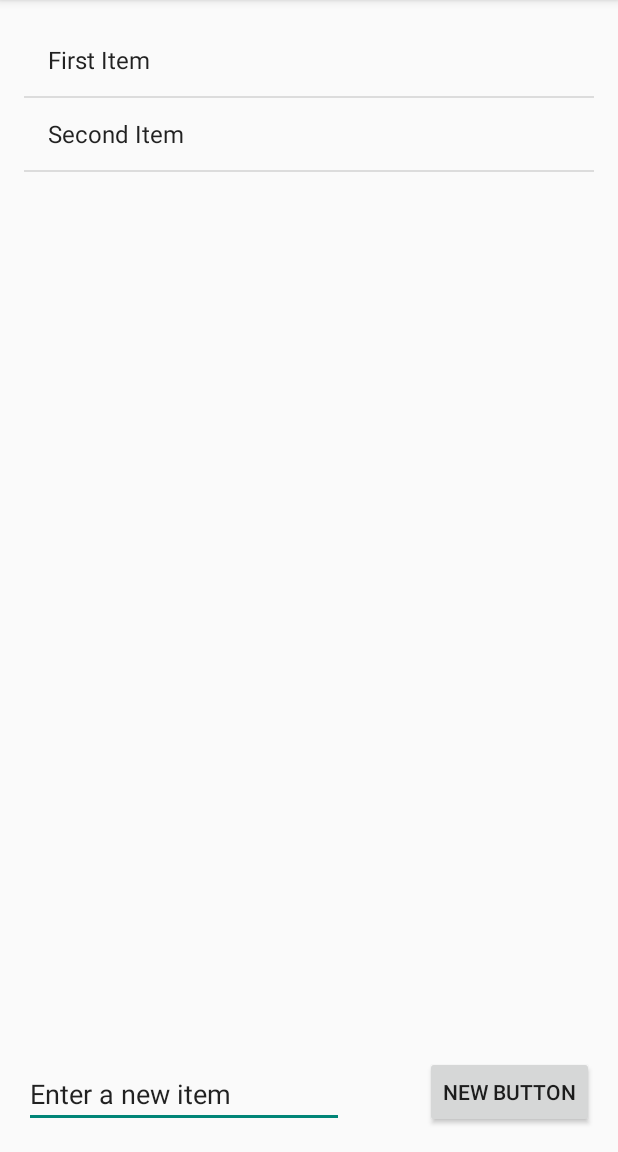
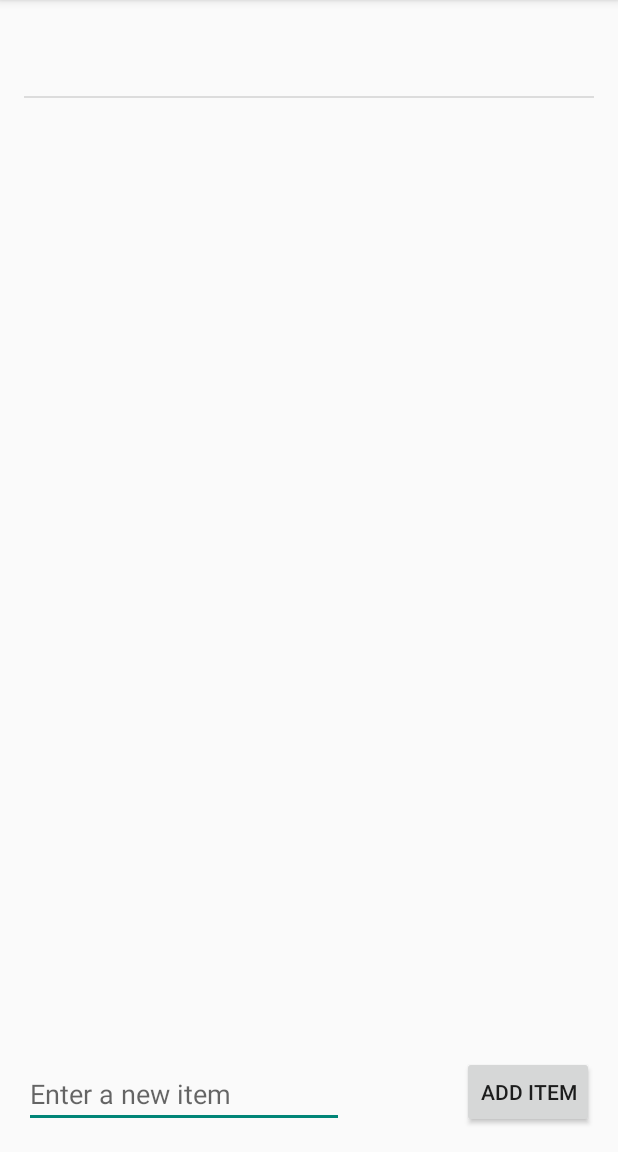
Before and after one commit to williscool/SimpleTodo, an Android app: the screen it shows after launch (MainActivity), in the options menu, after a tap on "Settings", on a phone screen of 412 x 824 dp, the part 84-1236 px from its top. Run offline under Robolectric (Android 15) with nearby library versions, the phone set to English and light mode, and no system bars.

Commit message:
finish create and delete of todo app
also:
 - changed the text in the editview to a hint. better ui

```diff
--- a/app/src/main/java/com/upscalews/will/simpletodo/MainActivity.java
+++ b/app/src/main/java/com/upscalews/will/simpletodo/MainActivity.java
@@ -10,6 +10,10 @@ import android.widget.ArrayAdapter;
 import android.widget.EditText;
 import android.widget.ListView;
 
+import org.apache.commons.io.FileUtils;
+
+import java.io.File;
+import java.io.IOException;
 import java.util.ArrayList;
 
 
@@ -25,13 +29,12 @@ public class MainActivity extends ActionBarActivity {
         setContentView(R.layout.activity_main);
 
         listViewItems = (ListView) findViewById(R.id.listView);
-        items = new ArrayList<String>();
+
+        items = readItems();
+
         itemsAdapter = new ArrayAdapter<String>(this, android.R.layout.simple_list_item_1, items);
 
         listViewItems.setAdapter(itemsAdapter);
-
-        items.add("First Item");
-        items.add("Second Item");
 
         listViewItems.setOnItemLongClickListener(
                 new AdapterView.OnItemLongClickListener() {
@@ -41,6 +44,7 @@ public class MainActivity extends ActionBarActivity {
 
                     items.remove(position);
                     itemsAdapter.notifyDataSetChanged();
+                    writeItems(items);
                     return true;
                 }
 
@@ -76,5 +80,29 @@ public class MainActivity extends ActionBarActivity {
 
         itemsAdapter.add(itemText);
         etNewItem.setText("");
+        writeItems(items);
+    }
+
+    ArrayList<String> readItems(){
+        File filesDir = getFilesDir();
+        File todoFile = new File(filesDir,"todo.txt");
+
+        try {
+            return (ArrayList<String>) FileUtils.readLines(todoFile) ;
+        } catch (IOException e){
+            e.printStackTrace();
+            return new ArrayList<String>();
+        }
+    }
+
+    private void writeItems(ArrayList<String> itms){
+        File filesDir = getFilesDir();
+        File todoFile = new File(filesDir,"todo.txt");
+
+        try {
+            FileUtils.writeLines(todoFile, itms);
+        } catch (IOException e){
+            e.printStackTrace();
+        }
     }
 }
--- a/app/src/main/res/layout/activity_main.xml
+++ b/app/src/main/res/layout/activity_main.xml
@@ -13,7 +13,7 @@
         android:layout_alignParentBottom="true"
         android:layout_alignParentRight="true"
         android:layout_alignParentEnd="true"
-        android:clickable="false" />
+        android:onClick="onAddItem" />
 
     <ListView
         android:layout_width="wrap_content"
@@ -26,14 +26,13 @@
     <EditText
         android:layout_width="wrap_content"
         android:layout_height="wrap_content"
-        android:inputType="phone"
+        android:inputType="text"
         android:ems="10"
         android:id="@+id/etNewItem"
         android:layout_alignBottom="@+id/btnAddItem"
         android:layout_alignParentLeft="true"
         android:layout_alignParentStart="true"
-        android:text="Enter a new item"
-        android:onClick="onAddItem"
+        android:hint="Enter a new item"
         />
 
 
--- a/app/src/main/res/values/strings.xml
+++ b/app/src/main/res/values/strings.xml
@@ -4,6 +4,6 @@
     <string name="app_name">SimpleTodo</string>
     <string name="hello_world">Hello world!</string>
     <string name="action_settings">Settings</string>
-    <string name="simple_todo_text">New Button</string>
+    <string name="simple_todo_text"> Add Item</string>
 
 </resources>
```
